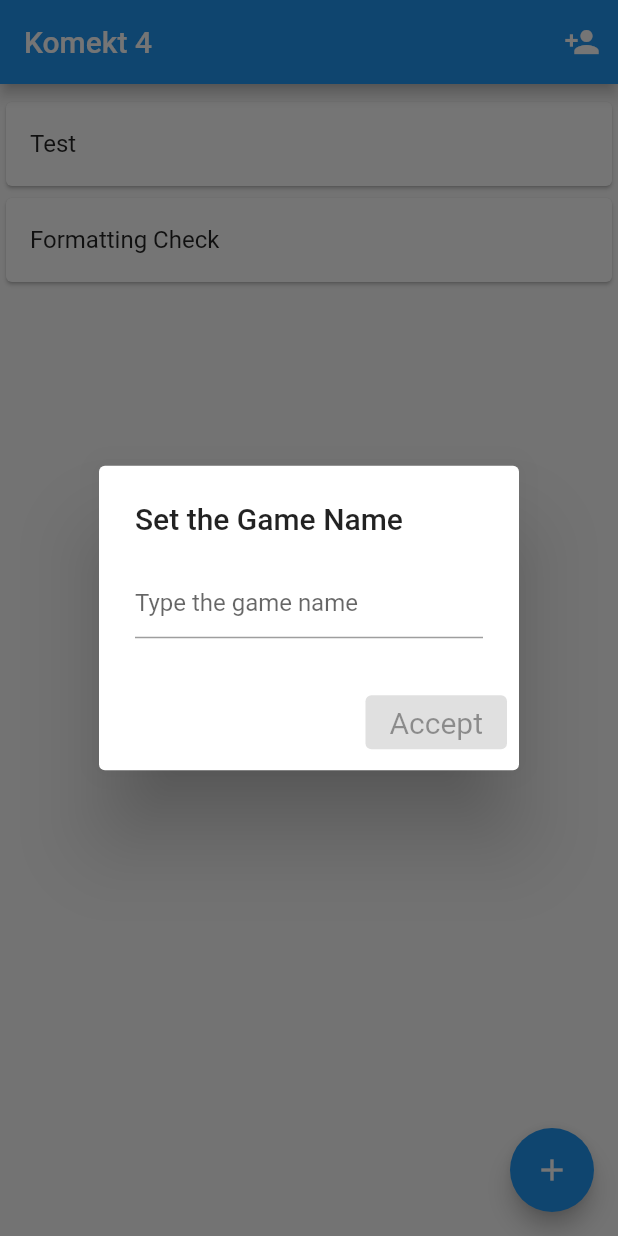
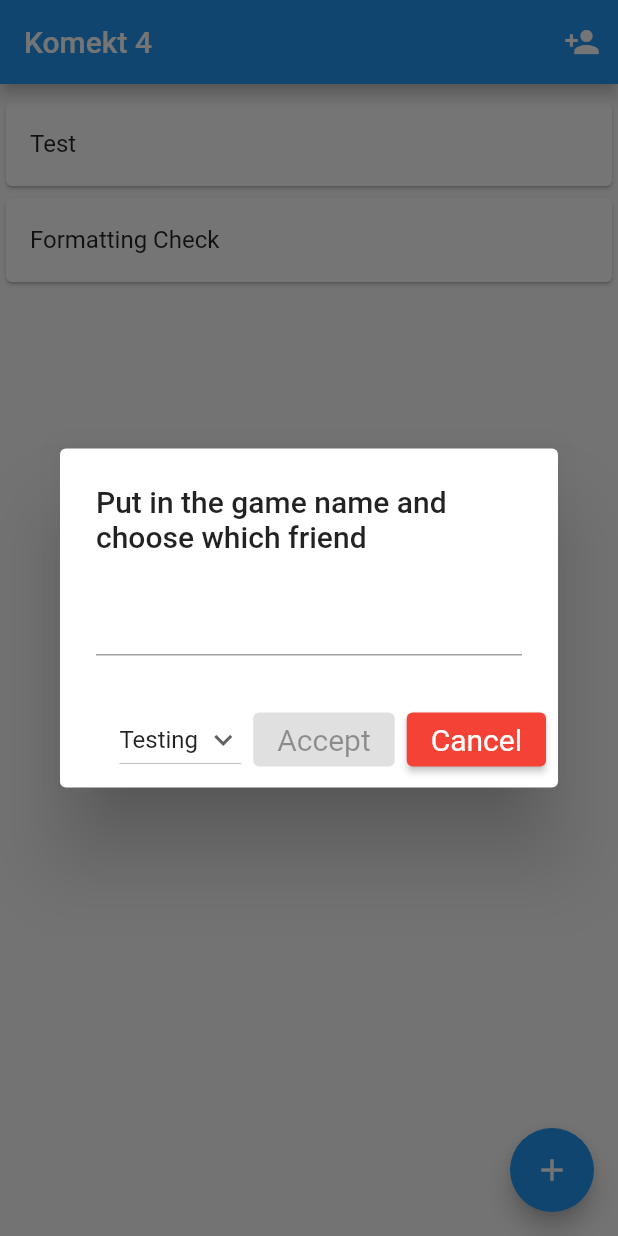
Before and after one commit to nardkeza/Komekt4, a Flutter app: the screen it shows after launch, after a tap on the "add" icon, on a phone screen of 412 x 824 dp. Run offline on Flutter 3.47's test engine with Material 2 defaults, Android fonts, the phone set to English and light mode, and no system bars.

Commit message:
Fixed Alert Dialog set up and added drop down box

```diff
--- a/komekt_4/lib/home_screen.dart
+++ b/komekt_4/lib/home_screen.dart
@@ -9,6 +9,14 @@ class HomeScreen extends StatefulWidget {
 }
 class _HomeScreenState extends State<HomeScreen>{
   final TextEditingController _inputController = TextEditingController();
+  var items = ['Testing','Friend 2','Friend 1'];
+  late String dropdownvalue;
+
+  @override
+  void initState(){
+    super.initState();
+    dropdownvalue = "Testing";
+  }
   final ButtonStyle yesStyle = ElevatedButton.styleFrom(
     textStyle: const TextStyle(fontSize:20),
     primary: Colors.green
@@ -17,50 +25,61 @@ class _HomeScreenState extends State<HomeScreen>{
     textStyle: const TextStyle(fontSize: 20),
     primary:  Colors.red
   );
-  Future<void> _displayTextInputDialog(BuildContext context){
-    return showDialog(context: context,
-     builder: (context){
+    Future<void> _displayTextInputDialog(BuildContext context) async {
+    return showDialog(
+        context: context,
+        builder: (context) {
           return AlertDialog(
-          title: const Text ("Set the Game Name"),
+            title: const Text("Put in the game name and choose which friend"),
             content: TextField(
-            onChanged: (value){
+              onChanged: (value) {
                 setState(() {
                   game_name = value;
                 });
               },
               controller: _inputController,
-            decoration:
-              const InputDecoration(hintText: "Type the game name"),
             ),
             actions: <Widget>[
+            DropdownButton(value: dropdownvalue,
+             icon:const Icon(Icons.keyboard_arrow_down),
+             items: items.map((String item){
+              return DropdownMenuItem(value: item,
+              child: Text(item),
+              );
+             }).toList(),
+             onChanged: (String? newValue){
+              setState(() {
+                dropdownvalue = newValue!;
+              });
+             },
+             ),
             ValueListenableBuilder<TextEditingValue>(
               valueListenable: _inputController,
-              builder: ((context, value, child) {
+              builder: (context, value, child) {
               return ElevatedButton(
-                  key: const Key("Accept"),
+                key: const Key("OkButton"),
                 style: yesStyle,
                 onPressed: value.text.isNotEmpty
-                  ?(){
+                        ? () {
                   setState(() {
                     //_handleNewItem(valueText);
                     Navigator.pop(context);
                   });
                 } : null,
-              child: const Text("Accept"),
+                child: const Text('Accept'),
               );
               }
               ),
-            child: ElevatedButton(
-              key: const Key("Cancel"),
+              ElevatedButton(
+                    key: const Key("CancelButton"),
                     style: noStyle,
-              child: const Text("cancel"),
-              onPressed: (){
+                    child: const Text("Cancel"),
+                    onPressed: () {
                             setState(() {
                               Navigator.pop(context);
                             });
                           }
                   )
-          ),
                   ]
           );
         });
@@ -90,7 +109,6 @@ String game_name = "";
           _displayTextInputDialog(context);
         }),
         child: const Icon(Icons.add),
-
       ),
     );
   }
```
Lines whose indentation alone changed are shown as unchanged.
